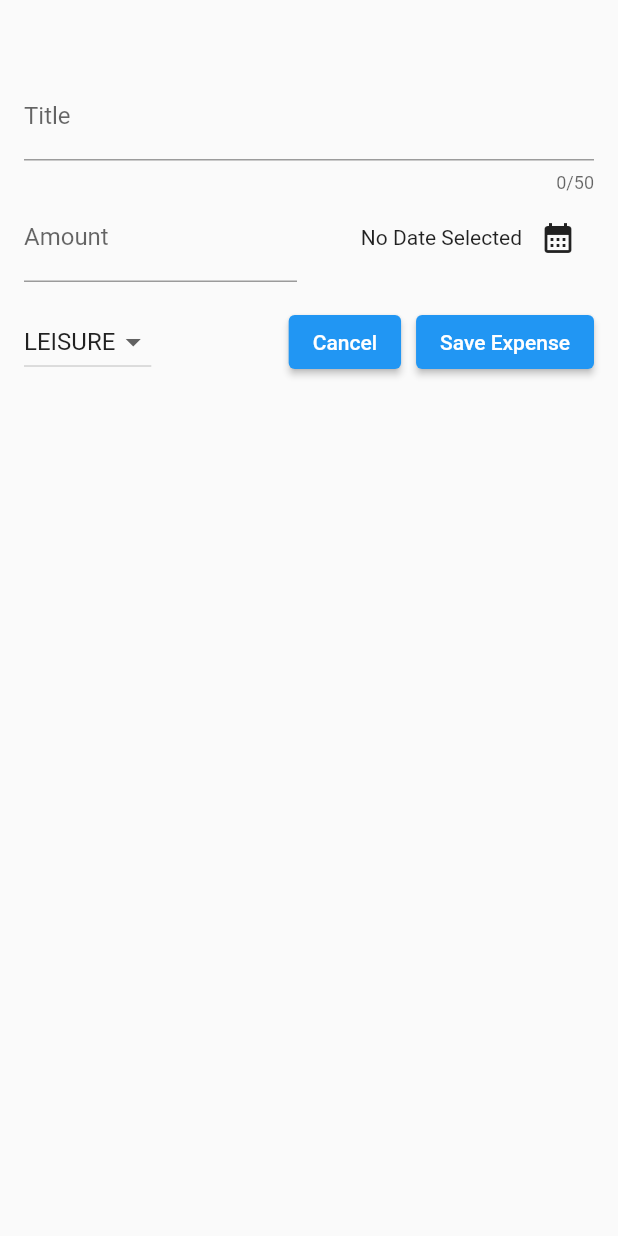
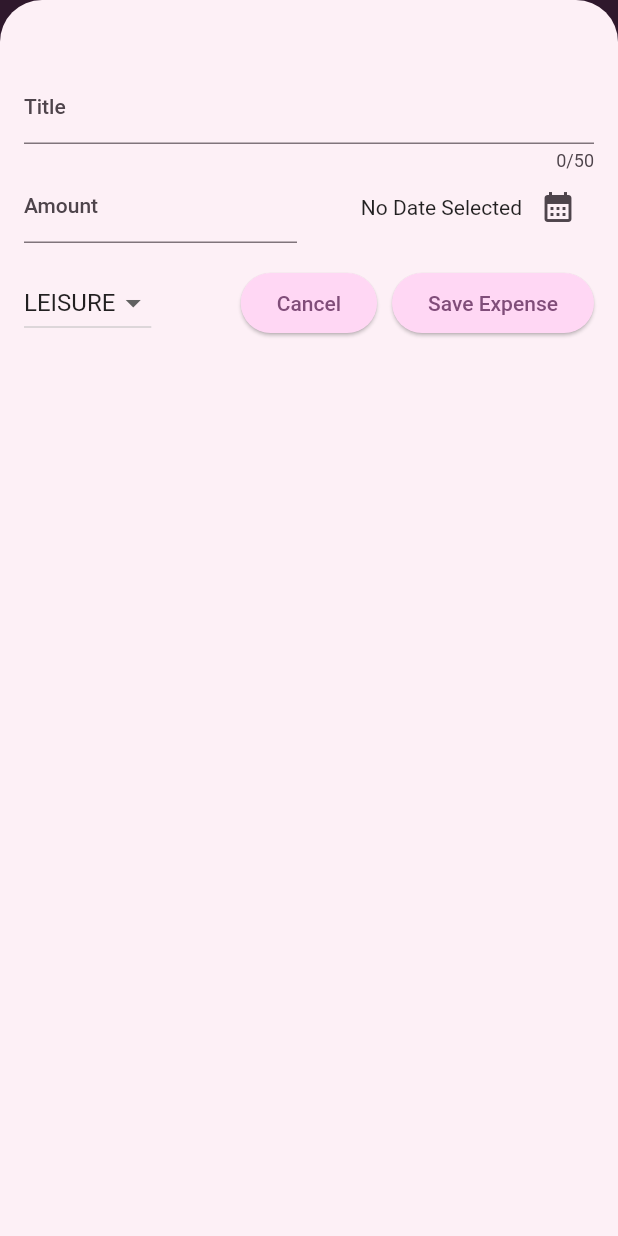
Before and after one commit to cm1100/flutter_dev, a Flutter app: the screen it shows after launch, after a tap on the "add" icon, on a phone screen of 412 x 824 dp. Run offline on Flutter 3.47's test engine with Material 2 defaults, Android fonts, the phone set to English and light mode, and no system bars; our stand-ins replace google_fonts.

Commit message:
expense_tracker

```diff
--- a/expense_tracker/lib/main.dart
+++ b/expense_tracker/lib/main.dart
@@ -1,8 +1,37 @@
 import 'package:expense_tracker/widgets/expenses.dart';
 import 'package:flutter/material.dart';
 
+var kColorScheme =
+    ColorScheme.fromSeed(seedColor: Color.fromARGB(255, 195, 61, 188));
+
 void main() {
-  return runApp(const MaterialApp(
-    home: Expenses(),
+  return runApp(MaterialApp(
+    theme: ThemeData().copyWith(
+      useMaterial3: true,
+      colorScheme: kColorScheme,
+      appBarTheme: AppBarTheme().copyWith(
+        backgroundColor: kColorScheme.onPrimaryContainer,
+        foregroundColor: kColorScheme.primaryContainer,
+      ),
+      cardTheme: CardTheme().copyWith(
+        color: kColorScheme.secondaryContainer,
+        margin: const EdgeInsets.symmetric(
+          horizontal: 16,
+          vertical: 8,
+        ),
+      ),
+      elevatedButtonTheme: ElevatedButtonThemeData(
+        style: ElevatedButton.styleFrom(
+            backgroundColor: kColorScheme.primaryContainer),
+      ),
+      textTheme: ThemeData().textTheme.copyWith(
+            titleLarge: TextStyle(
+              fontWeight: FontWeight.normal,
+              color: kColorScheme.onSecondaryContainer,
+              fontSize: 16,
+            ),
+          ),
+    ),
+    home: const Expenses(),
   ));
 }
--- a/expense_tracker/lib/widgets/expenses_list/expense_item.dart
+++ b/expense_tracker/lib/widgets/expenses_list/expense_item.dart
@@ -11,6 +11,8 @@ class ExpenseItem extends StatelessWidget {
     return Container(
       padding: const EdgeInsets.symmetric(horizontal: 20, vertical: 16),
       child: Card(
+        child: Padding(
+          padding: const EdgeInsets.all(10),
           child: Column(
             children: [
               Text(expense.title),
@@ -31,6 +33,7 @@ class ExpenseItem extends StatelessWidget {
             ],
           ),
         ),
+      ),
     );
   }
 }
```
Lines whose indentation alone changed are shown as unchanged.
